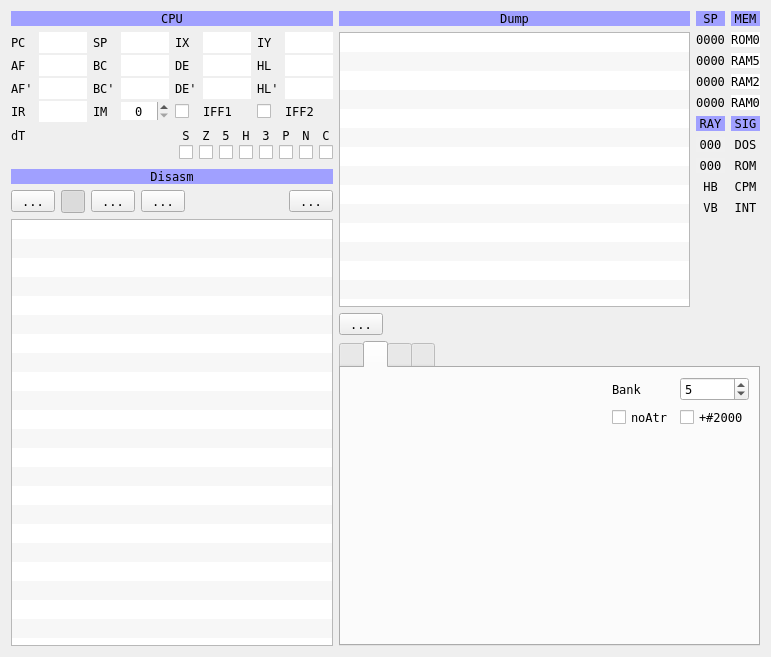
First picture: the form in ui/debuger.ui, repository samstyle/Xpeccy, before the edit.
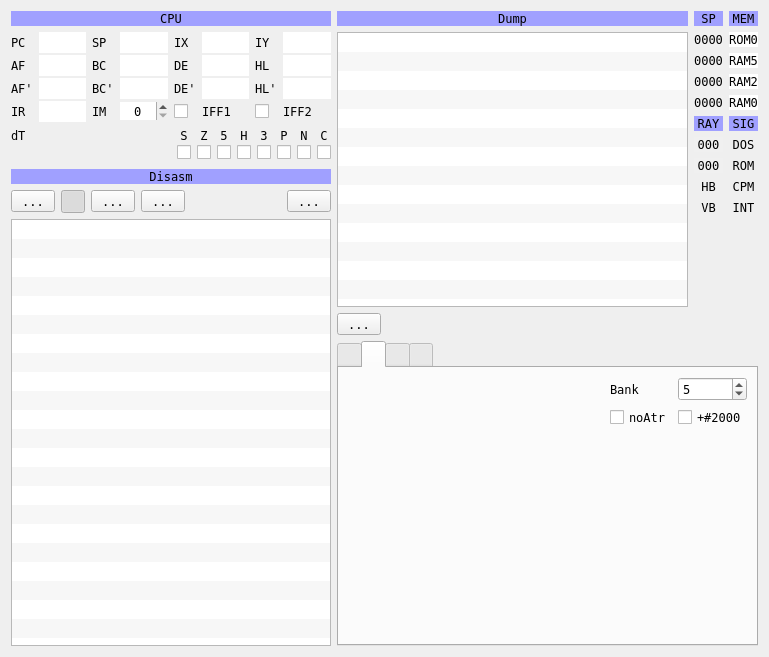
Second picture: the form after the edit. Icons and pictures are not drawn. Custom widgets are drawn as their Qt base class.

What changed in the file:
```diff
--- a/ui/debuger.ui
+++ b/ui/debuger.ui
@@ -9,7 +9,7 @@
    <rect>
     <x>0</x>
     <y>0</y>
-    <width>771</width>
+    <width>769</width>
     <height>646</height>
    </rect>
   </property>
```
Left out of the diff: 9 changed lines with no effect on the pictures.
